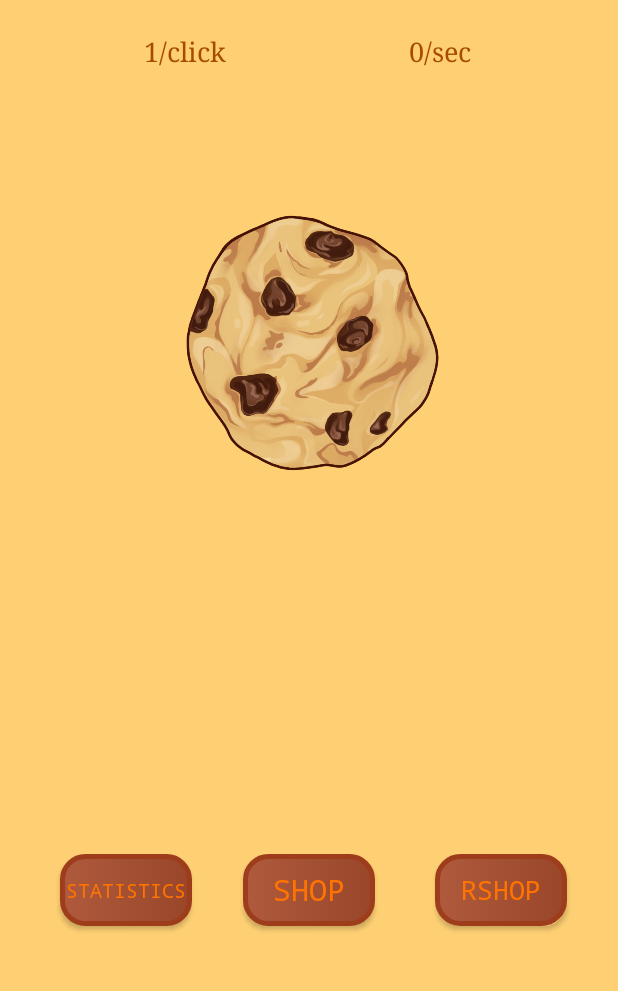
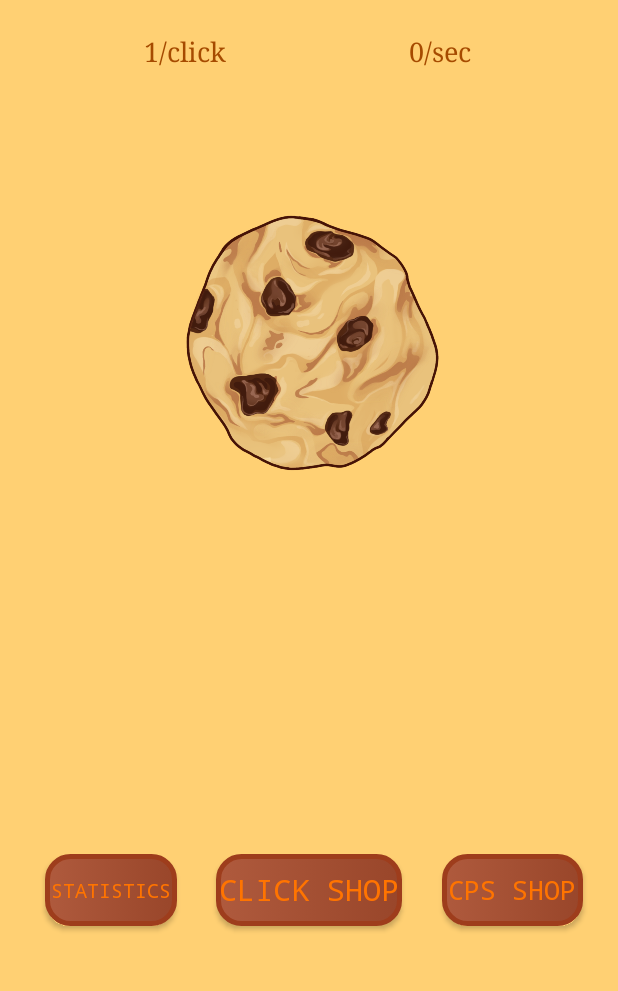
Before and after one commit to BigSaaber/cookie, an Android app: the screen it shows after launch (MainActivity), on a phone screen of 412 x 824 dp, the part 201-1192 px from its top. Run offline under Robolectric (Android 15) with nearby library versions, the phone set to English and light mode, and no system bars.

Commit message:
UI made
*Problem when closing app not in MA
progress doesn t save

```diff
--- a/app/src/main/res/layout/activity_main.xml
+++ b/app/src/main/res/layout/activity_main.xml
@@ -82,7 +82,7 @@
 
     <Button
         android:id="@+id/shop"
-        android:layout_width="wrap_content"
+        android:layout_width="124dp"
         android:layout_height="wrap_content"
         android:layout_marginStart="8dp"
         android:layout_marginLeft="8dp"
@@ -91,7 +91,7 @@
         android:layout_marginRight="8dp"
         android:layout_marginBottom="8dp"
         android:background="@drawable/button"
-        android:text="shop"
+        android:text="click shop"
         android:textColor="@color/colorTextLightYellow"
         android:textSize="20sp"
         android:typeface="monospace"
@@ -126,7 +126,7 @@
 
     <Button
         android:id="@+id/r_shop"
-        android:layout_width="wrap_content"
+        android:layout_width="94dp"
         android:layout_height="wrap_content"
         android:layout_marginStart="8dp"
         android:layout_marginLeft="8dp"
@@ -135,7 +135,7 @@
         android:layout_marginRight="8dp"
         android:layout_marginBottom="8dp"
         android:background="@drawable/button"
-        android:text="rshop"
+        android:text="cps shop"
         android:textColor="@color/colorTextLightYellow"
         android:textSize="18sp"
         android:typeface="monospace"
```
Also changed, not shown: app/src/main/java/e/max_1l/not_a_virus/LastRecyclerAdapter.java (+7 -5 lines), app/src/main/java/e/max_1l/not_a_virus/LastShopActivity.java (+15 -4 lines), app/src/main/java/e/max_1l/not_a_virus/MainActivity.java (+1 -10 lines).
